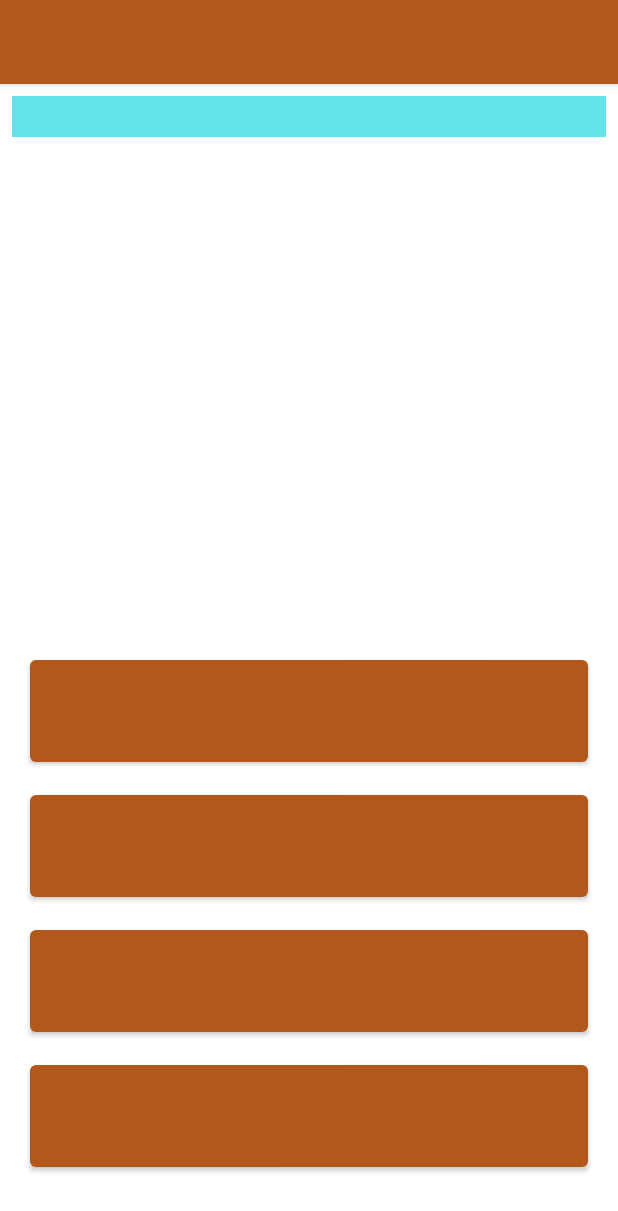
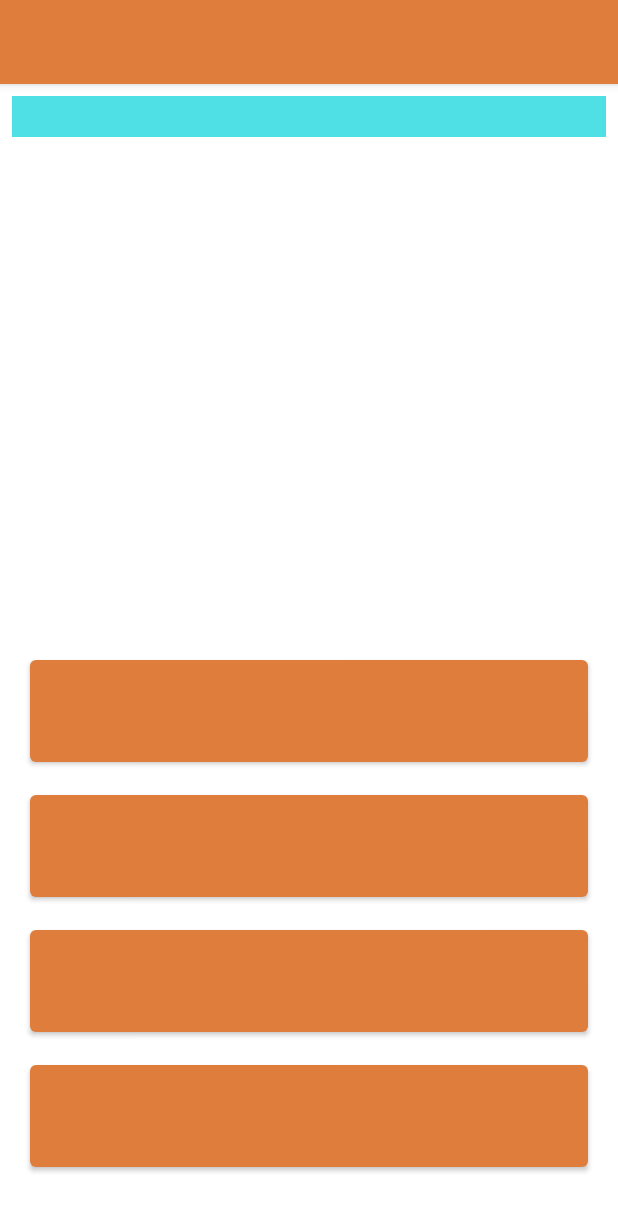
Before and after one commit to panariksLair/mobile-english-quest, an Android app: the fragment HomeFragment shown on its own in the app's theme, after a tap on an icon or button, on a phone screen of 412 x 824 dp. Shown: the top 1211 px of the screen. Run offline under Robolectric (Android 15) with nearby library versions, the phone set to English and light mode, and no system bars; 1 statement that could not run was skipped.

Commit message:
Change colors. Add win icon.

```diff
--- a/app/src/main/java/com/github/panarik/english_quiz/ui/home/HomeFragment.kt
+++ b/app/src/main/java/com/github/panarik/english_quiz/ui/home/HomeFragment.kt
@@ -86,4 +86,8 @@ class HomeFragment : Fragment() {
         binding?.homeAnswer2Text?.setBackgroundColor(if (session?.answers?.get(2)?.isRight == true) Color.GREEN else Color.RED)
         binding?.homeAnswer3Text?.setBackgroundColor(if (session?.answers?.get(3)?.isRight == true) Color.GREEN else Color.RED)
     }
+
+    fun showWinIcon() {
+        binding?.homeWinIcon?.visibility = View.VISIBLE
+    }
 }
--- a/app/src/main/java/com/github/panarik/english_quiz/ui/home/model/HomeViewModel.kt
+++ b/app/src/main/java/com/github/panarik/english_quiz/ui/home/model/HomeViewModel.kt
@@ -7,6 +7,10 @@ import androidx.lifecycle.MutableLiveData
 import androidx.lifecycle.ViewModel
 import com.github.panarik.english_quiz.ui.downloading.QuizDownloader
 import com.github.panarik.english_quiz.ui.home.HomeFragment
+import kotlinx.coroutines.CoroutineScope
+import kotlinx.coroutines.Dispatchers
+import kotlinx.coroutines.delay
+import kotlinx.coroutines.launch
 
 private const val TAG = "HomeViewModel"
 
@@ -53,12 +57,18 @@ class HomeViewModel : ViewModel() {
         currentQuiz.value?.let { fragment.finishQuiz(it) }
         if (currentQuiz.value?.answers?.get(buttonNumber)?.isRight == true) {
             gameState = GameStates.QUIZ_FINISHED_SUCCESS
-            Toast.makeText(fragment.context, "You Won!", LENGTH_SHORT).show()
-            fragment.startNextQuiz()
+            CoroutineScope(Dispatchers.Main).launch {
+                fragment.showWinIcon()
+                delay(2000)
+                fragment.startNextQuiz()
+            }
+
         } else {
             gameState = GameStates.QUIZ_FINISHED_FAILED
-            Toast.makeText(fragment.context, "You Lose!", LENGTH_SHORT).show()
-            fragment.startNextQuiz()
+            CoroutineScope(Dispatchers.Main).launch {
+                delay(2000)
+                fragment.startNextQuiz()
+            }
         }
     }
 
--- a/app/src/main/res/layout/fragment_home.xml
+++ b/app/src/main/res/layout/fragment_home.xml
@@ -13,9 +13,9 @@
         android:layout_marginStart="8dp"
         android:layout_marginTop="8dp"
         android:layout_marginEnd="8dp"
+        android:background="@color/teal_200_70percent"
         android:textAlignment="center"
         android:textSize="20sp"
-        android:background="@color/teal_200_60percent"
         app:layout_constraintEnd_toEndOf="parent"
         app:layout_constraintStart_toStartOf="parent"
         app:layout_constraintTop_toTopOf="parent" />
@@ -27,9 +27,10 @@
         android:layout_marginStart="8dp"
         android:layout_marginTop="20dp"
         android:layout_marginEnd="8dp"
+        android:background="@color/white_70percent"
         android:textAlignment="center"
-        android:textSize="20sp"
-        android:background="@color/white_60percent"
+        android:textStyle="bold"
+        android:textSize="25sp"
         app:layout_constraintBottom_toTopOf="@+id/home_answer_0_text"
         app:layout_constraintEnd_toEndOf="parent"
         app:layout_constraintStart_toStartOf="parent"
@@ -69,6 +70,17 @@
         android:layout_marginStart="20dp"
         android:layout_marginEnd="20dp"
         android:layout_marginBottom="40dp"
-        app:layout_constraintBottom_toBottomOf="parent"/>
+        app:layout_constraintBottom_toBottomOf="parent" />
+
+    <ImageView
+        android:id="@+id/home_win_icon"
+        android:layout_width="200dp"
+        android:layout_height="200dp"
+        android:src="@drawable/medal"
+        android:visibility="invisible"
+        app:layout_constraintBottom_toTopOf="@+id/home_answer_0_text"
+        app:layout_constraintEnd_toEndOf="parent"
+        app:layout_constraintStart_toStartOf="parent"
+        app:layout_constraintTop_toTopOf="parent" />
 
 </androidx.constraintlayout.widget.ConstraintLayout>
--- a/app/src/main/res/values-night/themes.xml
+++ b/app/src/main/res/values-night/themes.xml
@@ -8,8 +8,8 @@
         <item name="colorOnPrimary">@color/black</item>
 
         <!-- Secondary brand color. -->
-        <item name="colorSecondary">@color/teal_200_60percent</item>
-        <item name="colorSecondaryVariant">@color/teal_200_60percent</item>
+        <item name="colorSecondary">@color/teal_200_70percent</item>
+        <item name="colorSecondaryVariant">@color/teal_200_70percent</item>
         <item name="colorOnSecondary">@color/black</item>
 
         <!-- Status bar color. -->
--- a/app/src/main/res/values/colors.xml
+++ b/app/src/main/res/values/colors.xml
@@ -3,10 +3,10 @@
     <color name="orange_200">#FF924A</color>
     <color name="orange_500">#B3581B</color>
     <color name="orange_700">#7B3607</color>
-    <color name="teal_200_60percent">#9C03D3DA</color>
-    <color name="teal_700_60percent">#A1018786</color>
+    <color name="teal_200_70percent">#B203D3DA</color>
+    <color name="teal_700_70percent">#B2018786</color>
     <color name="black">#FF000000</color>
     <color name="transparent">#00000000</color>
     <color name="white">#FFFFFFFF</color>
-    <color name="white_60percent">#9AFFFFFF</color>
+    <color name="white_70percent">#B2FFFFFF</color>
 </resources>
--- a/app/src/main/res/values/themes.xml
+++ b/app/src/main/res/values/themes.xml
@@ -3,13 +3,13 @@
     <style name="Theme.LearningEnglishQuiz" parent="Theme.MaterialComponents.DayNight.DarkActionBar">
 
         <!-- Primary brand color. -->
-        <item name="colorPrimary">@color/orange_500</item>
-        <item name="colorPrimaryVariant">@color/orange_700</item>
+        <item name="colorPrimary">#DF7D3C</item>
+        <item name="colorPrimaryVariant">#A44C12</item>
         <item name="colorOnPrimary">@color/white</item>
 
         <!-- Secondary brand color. -->
-        <item name="colorSecondary">@color/teal_200_60percent</item>
-        <item name="colorSecondaryVariant">@color/teal_700_60percent</item>
+        <item name="colorSecondary">@color/teal_200_70percent</item>
+        <item name="colorSecondaryVariant">@color/teal_700_70percent</item>
         <item name="colorOnSecondary">@color/black</item>
 
         <!-- Status bar color. -->
```
Also changed, not shown: app/src/main/res/drawable/medal.png (added).
